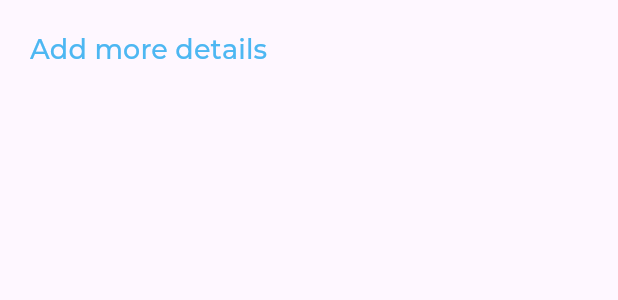
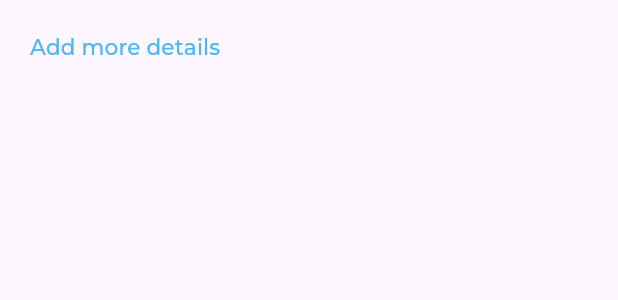
Before and after one commit to MoNasser155/responsive_dashboard, a Flutter app: the CustomButton widget shown alone on an empty page, opened directly, on a phone screen of 412 x 824 dp. Shown: the top 300 px of the screen. Run offline on Flutter 3.47's test engine with Material 3 defaults, Android fonts, the phone set to English and light mode, and no system bars; our stand-ins replace expandable_page_view, fl_chart, flutter_svg; project files that could hold a hidden picture were left out.

Commit message:
fix errors part 1

```diff
--- a/lib/utils/app_styles.dart
+++ b/lib/utils/app_styles.dart
@@ -1,73 +1,122 @@
 import 'package:flutter/material.dart';
 
 abstract class AppStyles {
-  static const TextStyle styleRegular16 = TextStyle(
-    color: Color(0xFF064060),
-    fontSize: 16,
+  static TextStyle styleRegular16(context) {
+    return TextStyle(
+      color: const Color(0xFF064060),
+      fontSize: getResponsiveFontSize(context, fontSize: 16),
       fontFamily: 'Montserrat',
       fontWeight: FontWeight.w400,
     );
+  }
 
-  static const TextStyle styleMedium16 = TextStyle(
-    color: Color(0xFF064060),
-    fontSize: 16,
+  static TextStyle styleBold16(BuildContext context) {
+    return TextStyle(
+      color: const Color(0xFF4EB7F2),
+      fontSize: getResponsiveFontSize(context, fontSize: 16),
+      fontFamily: 'Montserrat',
+      fontWeight: FontWeight.w700,
+    );
+  }
+
+  static TextStyle styleMedium16(BuildContext context) {
+    return TextStyle(
+      color: const Color(0xFF064061),
+      fontSize: getResponsiveFontSize(context, fontSize: 16),
       fontFamily: 'Montserrat',
       fontWeight: FontWeight.w500,
     );
+  }
 
-  static const TextStyle styleMedium20 = TextStyle(
-    color: Colors.white,
-    fontSize: 20,
+  static TextStyle styleMedium20(BuildContext context) {
+    return TextStyle(
+      color: const Color(0xFFFFFFFF),
+      fontSize: getResponsiveFontSize(context, fontSize: 20),
       fontFamily: 'Montserrat',
       fontWeight: FontWeight.w500,
     );
+  }
 
-  static const TextStyle styleBold16 = TextStyle(
-    color: Color(0xFF4EB7F2),
-    fontSize: 16,
-    fontFamily: 'Montserrat',
-    fontWeight: FontWeight.bold,
-  );
-
-  static const TextStyle styleSemiBold16 = TextStyle(
-    color: Color(0xFF064060),
-    fontSize: 16,
-    fontFamily: 'Montserrat',
-    fontWeight: FontWeight.w600,
-  );
-
-  static const TextStyle stylesemiBold20 = TextStyle(
-    color: Color(0xFF064060),
-    fontSize: 20,
-    fontFamily: 'Montserrat',
-    fontWeight: FontWeight.w600,
-  );
-
-  static const TextStyle stylesemiBold18 = TextStyle(
-    color: Colors.white,
-    fontSize: 18,
-    fontFamily: 'Montserrat',
-    fontWeight: FontWeight.w600,
-  );
-
-  static const TextStyle styleRegular12 = TextStyle(
-    color: Color.fromARGB(255, 138, 138, 138),
-    fontSize: 12,
-    fontFamily: 'Montserrat',
-    fontWeight: FontWeight.w400,
-  );
-
-  static const TextStyle styleRegular14 = TextStyle(
-    color: Color(0xFFAAAAAA),
-    fontSize: 14,
-    fontFamily: 'Montserrat',
-    fontWeight: FontWeight.w400,
-  );
-
-  static const TextStyle stylesemiBold24 = TextStyle(
-    color: Color(0xFF4EB7F2),
-    fontSize: 24,
+  static TextStyle styleSemiBold16(BuildContext context) {
+    return TextStyle(
+      color: const Color(0xFF064061),
+      fontSize: getResponsiveFontSize(context, fontSize: 16),
       fontFamily: 'Montserrat',
       fontWeight: FontWeight.w600,
     );
   }
+
+  static TextStyle styleSemiBold20(BuildContext context) {
+    return TextStyle(
+      color: const Color(0xFF064061),
+      fontSize: getResponsiveFontSize(context, fontSize: 20),
+      fontFamily: 'Montserrat',
+      fontWeight: FontWeight.w600,
+    );
+  }
+
+  static TextStyle styleRegular12(BuildContext context) {
+    return TextStyle(
+      color: const Color(0xFFAAAAAA),
+      fontSize: getResponsiveFontSize(context, fontSize: 12),
+      fontFamily: 'Montserrat',
+      fontWeight: FontWeight.w400,
+    );
+  }
+
+  static TextStyle styleSemiBold24(BuildContext context) {
+    return TextStyle(
+      color: const Color(0xFF4EB7F2),
+      fontSize: getResponsiveFontSize(context, fontSize: 24),
+      fontFamily: 'Montserrat',
+      fontWeight: FontWeight.w600,
+    );
+  }
+
+  static TextStyle styleRegular14(BuildContext context) {
+    return TextStyle(
+      color: const Color(0xFFAAAAAA),
+      fontSize: getResponsiveFontSize(context, fontSize: 14),
+      fontFamily: 'Montserrat',
+      fontWeight: FontWeight.w400,
+    );
+  }
+
+  static TextStyle styleSemiBold18(BuildContext context) {
+    return TextStyle(
+      color: const Color(0xFFFFFFFF),
+      fontSize: getResponsiveFontSize(context, fontSize: 18),
+      fontFamily: 'Montserrat',
+      fontWeight: FontWeight.w600,
+    );
+  }
+}
+
+// sacleFactor
+// responsive font size
+// (min , max) fontsize
+double getResponsiveFontSize(context, {required double fontSize}) {
+  double scaleFactor = getScaleFactor(context);
+  double responsiveFontSize = fontSize * scaleFactor;
+
+  double lowerLimit = fontSize * .8;
+  double upperLimit = fontSize * 1.2;
+
+  return responsiveFontSize.clamp(lowerLimit, upperLimit);
+}
+
+double getScaleFactor(context) {
+  // var dispatcher = PlatformDispatcher.instance;
+  // var physicalWidth = dispatcher.views.first.physicalSize.width;
+  // var devicePixelRatio = dispatcher.views.first.devicePixelRatio;
+  // double width = physicalWidth / devicePixelRatio;
+
+  double width = MediaQuery.sizeOf(context).width;
+  if (width < 800) {
+    return width / 550;
+  } else if (width < 1200) {
+    return width / 1000;
+  } else {
+    return width / 1920;
+  }
+}
--- a/lib/views/widgets/active_and_inactive_item.dart
+++ b/lib/views/widgets/active_and_inactive_item.dart
@@ -19,7 +19,7 @@ class InActiveDrawerItem extends StatelessWidget {
       ),
       title: Text(
         drawerItemModel.title,
-        style: AppStyles.styleMedium16,
+        style: AppStyles.styleMedium16(context),
       ),
     );
   }
@@ -41,7 +41,7 @@ class ActiveDrawerItem extends StatelessWidget {
       ),
       title: Text(
         drawerItemModel.title,
-        style: AppStyles.styleBold16,
+        style: AppStyles.styleBold16(context),
       ),
       trailing: Container(
         width: 3.27,
--- a/lib/views/widgets/custom_button.dart
+++ b/lib/views/widgets/custom_button.dart
@@ -22,7 +22,7 @@ class CustomButton extends StatelessWidget {
         onPressed: () {},
         child: Text(
           text,
-          style: AppStyles.stylesemiBold18.copyWith(
+          style: AppStyles.styleSemiBold18(context).copyWith(
             color: isMain ? Colors.white : const Color(0xFF4DB7F2),
           ),
         ),
--- a/lib/views/widgets/custom_text_field.dart
+++ b/lib/views/widgets/custom_text_field.dart
@@ -8,7 +8,7 @@ class CustomTextField extends StatelessWidget {
   Widget build(BuildContext context) {
     return TextField(
       decoration: InputDecoration(
-        hintStyle: AppStyles.styleRegular16.copyWith(
+        hintStyle: AppStyles.styleRegular16(context).copyWith(
           color: const Color(0xFFAAAAAA),
         ),
         hintText: hint,
--- a/lib/views/widgets/dashboard_desktop_layout.dart
+++ b/lib/views/widgets/dashboard_desktop_layout.dart
@@ -14,13 +14,14 @@ class DashBoardDesktopLayout extends StatelessWidget {
     return const Row(
       children: [
         Expanded(
+          flex: 2,
           child: CustomDrawer(),
         ),
         SizedBox(
           width: 32,
         ),
         Expanded(
-          flex: 2,
+          flex: 3,
           child: SingleChildScrollView(
             child: Padding(
               padding: EdgeInsets.only(
@@ -34,6 +35,7 @@ class DashBoardDesktopLayout extends StatelessWidget {
           width: 24,
         ),
         Expanded(
+          flex: 3,
           child: SingleChildScrollView(
             child: Column(
               children: [
--- a/lib/views/widgets/dashboard_tablet_layout.dart
+++ b/lib/views/widgets/dashboard_tablet_layout.dart
@@ -16,7 +16,7 @@ class DashBoardTabletLayout extends StatelessWidget {
           width: 32,
         ),
         Expanded(
-          flex: 3,
+          flex: 2,
           child: Padding(
             padding: EdgeInsets.only(
               top: 40,
--- a/lib/views/widgets/income_item_details.dart
+++ b/lib/views/widgets/income_item_details.dart
@@ -26,12 +26,12 @@ class IncomeItemDetails extends StatelessWidget {
         ),
         Text(
           incomeSectionModel.title,
-          style: AppStyles.styleRegular16,
+          style: AppStyles.styleRegular16(context),
         ),
         const Spacer(),
         Text(
           incomeSectionModel.value,
-          style: AppStyles.styleMedium16,
+          style: AppStyles.styleMedium16(context),
         )
       ],
     );
--- a/lib/views/widgets/my_cards_section.dart
+++ b/lib/views/widgets/my_cards_section.dart
@@ -31,9 +31,9 @@ class _MyCardsSectionState extends State<MyCardsSection> {
     return Column(
       crossAxisAlignment: CrossAxisAlignment.start,
       children: [
-        const Text(
+        Text(
           'My Card',
-          style: AppStyles.stylesemiBold20,
+          style: AppStyles.styleSemiBold20(context),
         ),
         MyCardsPageView(
           pageController: pageController,
--- a/lib/views/widgets/quick_invoice_header.dart
+++ b/lib/views/widgets/quick_invoice_header.dart
@@ -8,9 +8,9 @@ class QuickInvoiceHeader extends StatelessWidget {
   Widget build(BuildContext context) {
     return Row(
       children: [
-        const Text(
+         Text(
           'Quick Invoice',
-          style: AppStyles.stylesemiBold20,
+          style: AppStyles.styleSemiBold20(context),
         ),
         const Spacer(),
         Container(
--- a/lib/views/widgets/range_options.dart
+++ b/lib/views/widgets/range_options.dart
@@ -20,9 +20,9 @@ class RangeOptions extends StatelessWidget {
       ),
       child: Row(
         children: [
-          const Text(
+           Text(
             'Monthly',
-            style: AppStyles.styleMedium16,
+            style: AppStyles.styleMedium16(context),
           ),
           const SizedBox(
             width: 18,
--- a/lib/views/widgets/title_text_field.dart
+++ b/lib/views/widgets/title_text_field.dart
@@ -13,7 +13,7 @@ class TitleTextField extends StatelessWidget {
       children: [
         Text(
           title,
-          style: AppStyles.styleMedium16,
+          style: AppStyles.styleMedium16(context),
         ),
         const SizedBox(
           height: 12,
--- a/lib/views/widgets/transaction_history_list_view.dart
+++ b/lib/views/widgets/transaction_history_list_view.dart
@@ -12,12 +12,12 @@ class TransactionHistoryListView extends StatelessWidget {
         isWithdraw: true),
     TransactionHistoryModel(
         title: 'Landing Page project',
-        date: '13 Apr, 2022 at 3:30 PM',
+        date: '13 Apr, 2022',
         amount: '\$2,000',
         isWithdraw: false),
     TransactionHistoryModel(
         title: 'Juni Mobile App project',
-        date: '13 Apr, 2022 at 3:30 PM',
+        date: '13 Apr, 2022',
         amount: '\$20,129',
         isWithdraw: false),
   ];
--- a/lib/views/widgets/transaction_item.dart
+++ b/lib/views/widgets/transaction_item.dart
@@ -30,11 +30,11 @@ class TransactionItem extends StatelessWidget {
               children: [
                 Text(
                   transactionModel.title,
-                  style: AppStyles.styleSemiBold16,
+                  style: AppStyles.styleSemiBold16(context),
                 ),
                 Text(
                   transactionModel.date,
-                  style: AppStyles.styleRegular16.copyWith(
+                  style: AppStyles.styleRegular16(context).copyWith(
                     color: const Color(
                       0xFFAAAAAA,
                     ),
@@ -44,7 +44,7 @@ class TransactionItem extends StatelessWidget {
             ),
             Text(
               transactionModel.amount,
-              style: AppStyles.stylesemiBold20.copyWith(
+              style: AppStyles.styleSemiBold20(context).copyWith(
                 color: transactionModel.isWithdraw ? Colors.red : Colors.green,
               ),
             )
--- a/lib/views/widgets/user_info_list_tile.dart
+++ b/lib/views/widgets/user_info_list_tile.dart
@@ -20,11 +20,11 @@ class UserInfoListTile extends StatelessWidget {
           child: ListTile(
             title: Text(
               userInfoModel.title,
-              style: AppStyles.styleBold16,
+              style: AppStyles.styleBold16(context),
             ),
             subtitle: Text(
               userInfoModel.subTitle,
-              style: AppStyles.styleRegular12,
+              style: AppStyles.styleRegular12(context),
             ),
             leading: SvgPicture.asset(
               userInfoModel.image,
```
Also changed, not shown: lib/views/widgets/all_expensess_header.dart (+4 -4 lines), lib/views/widgets/income_header.dart (+4 -4 lines), lib/views/widgets/latest_transactions.dart (+4 -4 lines), lib/views/widgets/my_card.dart (+7 -7 lines), lib/views/widgets/selected_and_not_selected_all_expensess_item.dart (+9 -6 lines), lib/views/widgets/transaction_history.dart (+4 -4 lines). Lines whose indentation alone changed are shown as unchanged.
